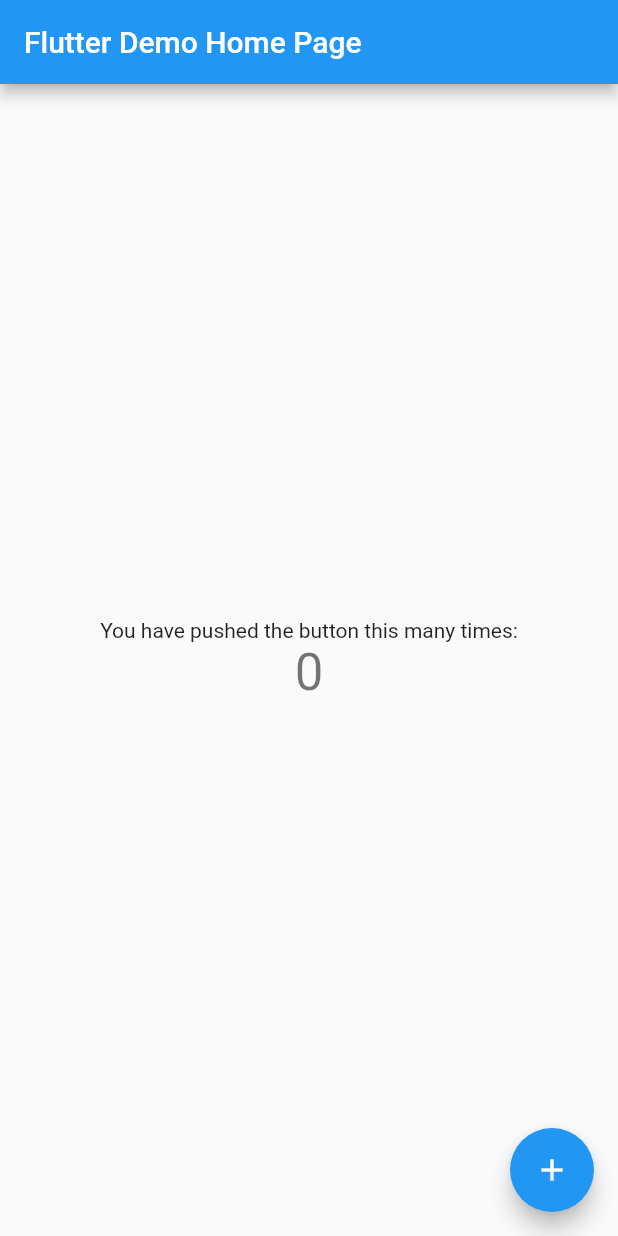
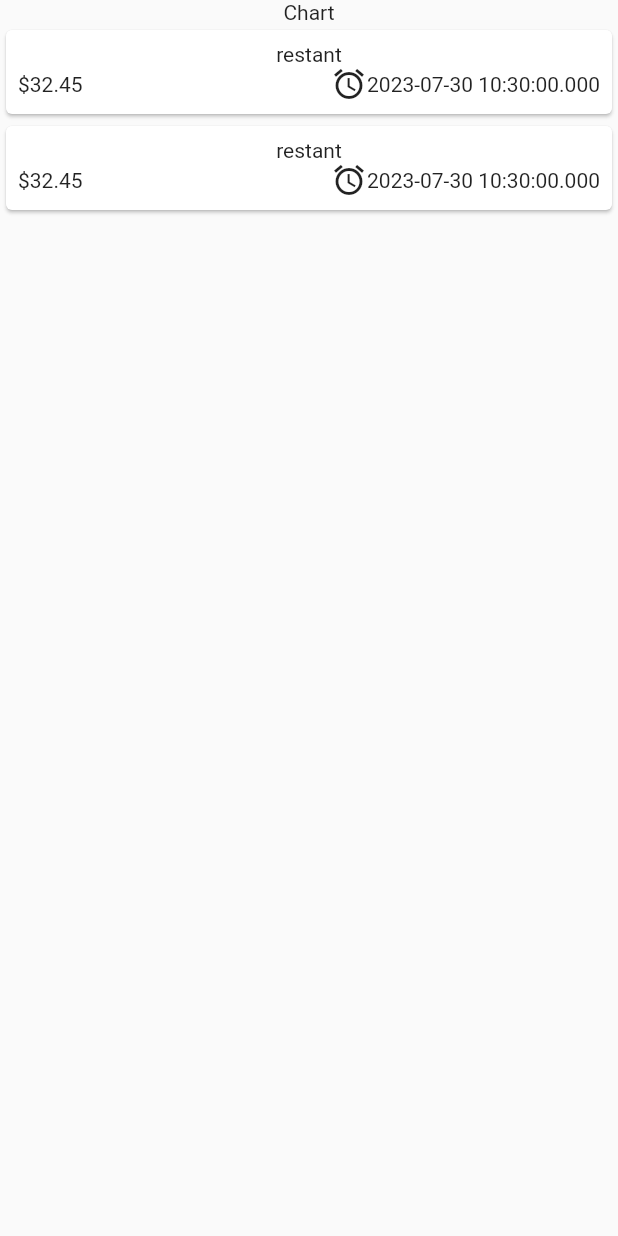
Before and after one commit to mohammedalorf/Expense_Tracker, a Flutter app: the screen it shows after launch, on a phone screen of 412 x 824 dp. Run offline on Flutter 3.47's test engine with Material 2 defaults, Android fonts, the phone set to English and light mode, and no system bars; missing offline and left inert: dart:ffi.

Commit message:
add list and card

```diff
--- a/expence_tracker/lib/main.dart
+++ b/expence_tracker/lib/main.dart
@@ -1,115 +1,12 @@
 import 'package:flutter/material.dart';
+import 'package:flutter/rendering.dart';
+
+import 'widget/expenses.dart';
 
 void main() {
-  runApp(const MyApp());
+  runApp(
+    const MaterialApp(
+      home: Expenses(),
+    ),
+  );
 }
-
-class MyApp extends StatelessWidget {
-  const MyApp({super.key});
-
-  // This widget is the root of your application.
-  @override
-  Widget build(BuildContext context) {
-    return MaterialApp(
-      title: 'Flutter Demo',
-      theme: ThemeData(
-        // This is the theme of your application.
-        //
-        // Try running your application with "flutter run". You'll see the
-        // application has a blue toolbar. Then, without quitting the app, try
-        // changing the primarySwatch below to Colors.green and then invoke
-        // "hot reload" (press "r" in the console where you ran "flutter run",
-        // or simply save your changes to "hot reload" in a Flutter IDE).
-        // Notice that the counter didn't reset back to zero; the application
-        // is not restarted.
-        primarySwatch: Colors.blue,
-      ),
-      home: const MyHomePage(title: 'Flutter Demo Home Page'),
-    );
-  }
-}
-
-class MyHomePage extends StatefulWidget {
-  const MyHomePage({super.key, required this.title});
-
-  // This widget is the home page of your application. It is stateful, meaning
-  // that it has a State object (defined below) that contains fields that affect
-  // how it looks.
-
-  // This class is the configuration for the state. It holds the values (in this
-  // case the title) provided by the parent (in this case the App widget) and
-  // used by the build method of the State. Fields in a Widget subclass are
-  // always marked "final".
-
-  final String title;
-
-  @override
-  State<MyHomePage> createState() => _MyHomePageState();
-}
-
-class _MyHomePageState extends State<MyHomePage> {
-  int _counter = 0;
-
-  void _incrementCounter() {
-    setState(() {
-      // This call to setState tells the Flutter framework that something has
-      // changed in this State, which causes it to rerun the build method below
-      // so that the display can reflect the updated values. If we changed
-      // _counter without calling setState(), then the build method would not be
-      // called again, and so nothing would appear to happen.
-      _counter++;
-    });
-  }
-
-  @override
-  Widget build(BuildContext context) {
-    // This method is rerun every time setState is called, for instance as done
-    // by the _incrementCounter method above.
-    //
-    // The Flutter framework has been optimized to make rerunning build methods
-    // fast, so that you can just rebuild anything that needs updating rather
-    // than having to individually change instances of widgets.
-    return Scaffold(
-      appBar: AppBar(
-        // Here we take the value from the MyHomePage object that was created by
-        // the App.build method, and use it to set our appbar title.
-        title: Text(widget.title),
-      ),
-      body: Center(
-        // Center is a layout widget. It takes a single child and positions it
-        // in the middle of the parent.
-        child: Column(
-          // Column is also a layout widget. It takes a list of children and
-          // arranges them vertically. By default, it sizes itself to fit its
-          // children horizontally, and tries to be as tall as its parent.
-          //
-          // Invoke "debug painting" (press "p" in the console, choose the
-          // "Toggle Debug Paint" action from the Flutter Inspector in Android
-          // Studio, or the "Toggle Debug Paint" command in Visual Studio Code)
-          // to see the wireframe for each widget.
-          //
-          // Column has various properties to control how it sizes itself and
-          // how it positions its children. Here we use mainAxisAlignment to
-          // center the children vertically; the main axis here is the vertical
-          // axis because Columns are vertical (the cross axis would be
-          // horizontal).
-          mainAxisAlignment: MainAxisAlignment.center,
-          children: <Widget>[
-            const Text(
-              'You have pushed the button this many times:',
-            ),
-            Text(
-              '$_counter',
-              style: Theme.of(context).textTheme.headline4,
-            ),
-          ],
-        ),
-      ),
-      floatingActionButton: FloatingActionButton(
-        onPressed: _incrementCounter,
-        tooltip: 'Increment',
-        child: const Icon(Icons.add),
-      ), // This trailing comma makes auto-formatting nicer for build methods.
-    );
-  }
-}
--- /dev/null
+++ b/expence_tracker/lib/models/expanses.dart
@@ -0,0 +1,20 @@
+import 'dart:ffi';
+import 'package:uuid/uuid.dart';
+
+final uuid = Uuid();
+
+enum Catagory { travel, saving, food, work }
+
+class Expanses {
+  Expanses(
+      {required this.catagory,
+      required this.amount,
+      required this.titel,
+      required this.date})
+      : id = uuid.v4();
+  String id;
+  String titel;
+  double amount;
+  DateTime date;
+  Catagory catagory;
+}
--- /dev/null
+++ b/expence_tracker/lib/widget/expenses.dart
@@ -0,0 +1,40 @@
+import 'package:flutter/material.dart';
+import 'package:flutter/src/widgets/container.dart';
+import 'package:flutter/src/widgets/framework.dart';
+import 'package:expence_tracker/models/expanses.dart';
+import 'package:expence_tracker/widget/list/epenesesList.dart';
+
+class Expenses extends StatefulWidget {
+  const Expenses({super.key});
+
+  @override
+  State<Expenses> createState() => _ExpensesState();
+}
+
+class _ExpensesState extends State<Expenses> {
+  final List<Expanses> lastMonuthExpanses = [
+    Expanses(
+        titel: 'restant',
+        date: DateTime.now(),
+        amount: 32.45,
+        catagory: Catagory.food),
+    Expanses(
+        titel: 'restant',
+        date: DateTime.now(),
+        amount: 32.45,
+        catagory: Catagory.food)
+  ];
+
+  @override
+  Widget build(BuildContext context) {
+    return Scaffold(
+      body: Column(
+        // ignore: prefer_const_literals_to_create_immutables
+        children: [
+          Text('Chart'),
+          Expanded(child: ExpansesList(lastMonuthExpanses))
+        ],
+      ),
+    );
+  }
+}
--- /dev/null
+++ b/expence_tracker/lib/widget/list/epenesesList.dart
@@ -0,0 +1,19 @@
+import 'package:expence_tracker/models/expanses.dart';
+import 'package:flutter/material.dart';
+import 'package:flutter/src/widgets/container.dart';
+import 'package:flutter/src/widgets/framework.dart';
+import 'expansesItem.dart';
+
+class ExpansesList extends StatelessWidget {
+  ExpansesList(this.expanses, {super.key});
+  List<Expanses> expanses;
+
+  @override
+  Widget build(BuildContext context) {
+    return ListView.builder(
+        itemCount: expanses.length,
+        itemBuilder: ((context, index) {
+          return ExpansesItem(expanses[index]);
+        }));
+  }
+}
--- /dev/null
+++ b/expence_tracker/lib/widget/list/expansesItem.dart
@@ -0,0 +1,35 @@
+import 'package:flutter/material.dart';
+import 'package:flutter/src/widgets/container.dart';
+import 'package:flutter/src/widgets/framework.dart';
+import 'package:expence_tracker/models/expanses.dart';
+
+class ExpansesItem extends StatelessWidget {
+  ExpansesItem(this.expansesIteam, {super.key});
+  Expanses expansesIteam;
+  @override
+  Widget build(BuildContext context) {
+    // ignore: prefer_const_constructors
+    return Card(
+      child: Padding(
+        padding: const EdgeInsets.all(8.0),
+        child: Column(
+          children: [
+            Text(expansesIteam.titel),
+            Row(
+              children: [
+                Text('\$${expansesIteam.amount.toStringAsFixed(2)}'),
+                Spacer(),
+                Row(
+                  children: [
+                    Icon(Icons.alarm),
+                    Text(expansesIteam.date.toString())
+                  ],
+                )
+              ],
+            ),
+          ],
+        ),
+      ),
+    );
+  }
+}
--- a/expence_tracker/pubspec.yaml
+++ b/expence_tracker/pubspec.yaml
@@ -36,6 +36,7 @@ dependencies:
   # The following adds the Cupertino Icons font to your application.
   # Use with the CupertinoIcons class for iOS style icons.
   cupertino_icons: ^1.0.2
+  uuid: ^3.0.7
 
 dev_dependencies:
   flutter_test:
```
Also changed, not shown: expence_tracker/pubspec.lock, 2 other files.
